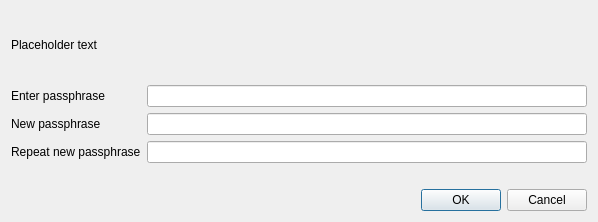
This is src/qt/forms/askpassphrasedialog.ui in philscurrency/philscurrency as Qt 5 draws it before an edit. The edited form follows.
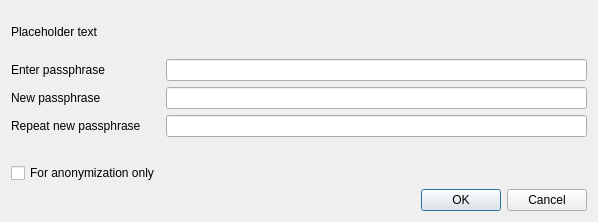
This is the edited form.

What changed in the file:
```diff
--- a/src/qt/forms/askpassphrasedialog.ui
+++ b/src/qt/forms/askpassphrasedialog.ui
@@ -108,6 +108,22 @@
        </property>
       </widget>
      </item>
+     <item row="4" column="0">
+      <widget class="QCheckBox" name="anonymizationCheckBox">
+       <property name="enabled">
+        <bool>true</bool>
+       </property>
+       <property name="toolTip">
+        <string>Serves to disable the trivial sendmoney when OS account compromised. Provides no real security.</string>
+       </property>
+       <property name="text">
+        <string>For anonymization only</string>
+       </property>
+       <property name="visible">
+        <bool>false</bool>
+       </property>
+      </widget>
+     </item>
     </layout>
    </item>
    <item>
```
